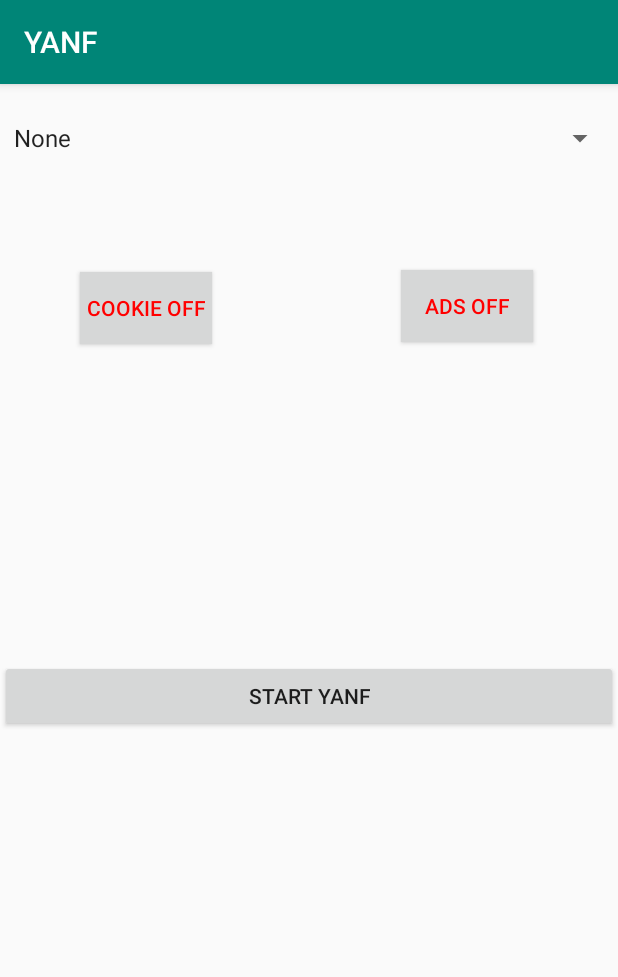
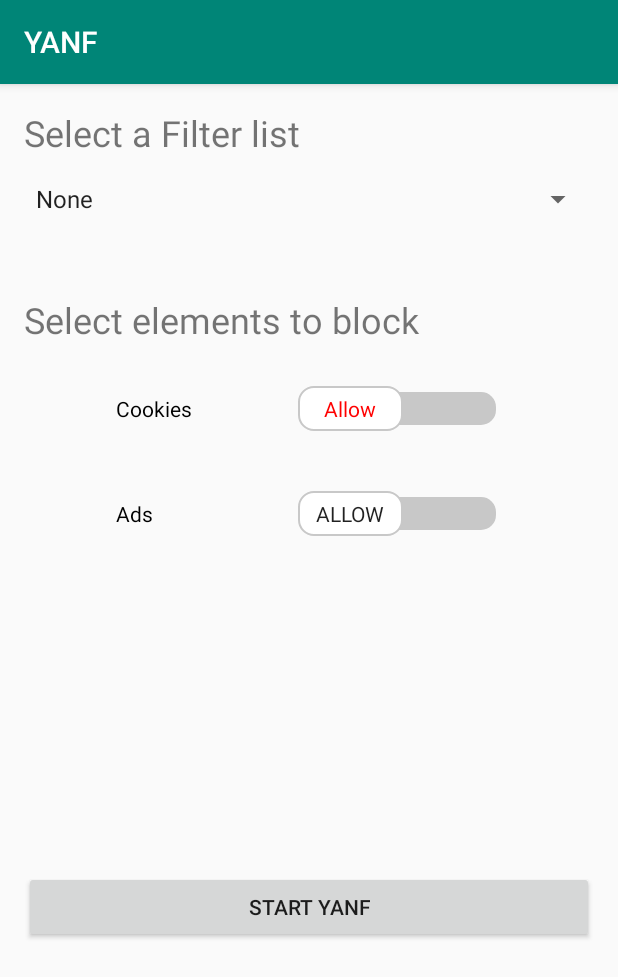
Before and after one commit to Vedsted/MobileSystemsProject, an Android app: the screen it shows after launch (MainActivity), on a phone screen of 412 x 824 dp. Shown: the top 977 px of the screen. Run offline under Robolectric (Android 15) with nearby library versions, the phone set to English and light mode, and no system bars; libraries missing offline, so code that uses them is left out: me.weishu.reflection; 5 statements that could not run were skipped.

Commit message:
WIP: UI polish

```diff
--- a/YetAnotherNetworkFilter/YANF/src/main/java/yanf/app/MainActivity.java
+++ b/YetAnotherNetworkFilter/YANF/src/main/java/yanf/app/MainActivity.java
@@ -55,7 +55,7 @@
 
         ((Spinner)findViewById(R.id.spinner)).setOnItemSelectedListener(this);
 
-        cookieButton = findViewById(R.id.cookieButton);
+        /*cookieButton = findViewById(R.id.cookieButton);
         cookieButton.setOnClickListener(v -> {
             Log.i("Cookie button ", "is clicked");
             cookieClicked = true;
@@ -66,7 +66,7 @@
             Log.i("Advertisement button ", "is clicked");
             adsClicked = true;
         });
-
+*/
         mNetBare = NetBare.get();
 
         mActionButton = findViewById(R.id.action);
--- /dev/null
+++ b/YetAnotherNetworkFilter/YANF/src/main/res/drawable/switch_selector.xml
@@ -0,0 +1,9 @@
+<?xml version="1.0" encoding="utf-8"?>
+<selector xmlns:android="http://schemas.android.com/apk/res/android">
+
+    <item android:drawable="@drawable/switch_thumb_on"
+        android:state_checked="true"/>
+    <item android:drawable="@drawable/switch_thumb_off"
+        android:state_checked="false"/>
+
+</selector>
--- /dev/null
+++ b/YetAnotherNetworkFilter/YANF/src/main/res/drawable/switch_thumb_off.xml
@@ -0,0 +1,13 @@
+<?xml version="1.0" encoding="utf-8"?>
+<layer-list xmlns:android="http://schemas.android.com/apk/res/android">
+    <item>
+        <shape android:shape="rectangle">
+            <stroke android:width="1dp" android:color="#C8C8C8"/>
+            <solid android:color="#ffffff" />
+            <size android:height="30dp"
+                android:width="70dp" />
+            -<corners android:radius="10dp"/>
+            <padding android:left="4dp" android:top="4dp" android:right="0dp" android:bottom="4dp" />
+        </shape>
+    </item>
+</layer-list>
--- /dev/null
+++ b/YetAnotherNetworkFilter/YANF/src/main/res/drawable/switch_thumb_on.xml
@@ -0,0 +1,13 @@
+<?xml version="1.0" encoding="utf-8"?>
+<layer-list xmlns:android="http://schemas.android.com/apk/res/android">
+    <item>
+        <shape android:shape="rectangle">
+            <stroke android:width="1dp" android:color="#C8C8C8"/>
+            <solid android:color="#363836"/>
+            <size android:height="30dp"
+                android:width="70dp" />
+            -<corners android:radius="10dp"/>
+            <padding android:left="4dp" android:top="4dp" android:right="0dp" android:bottom="4dp" />
+        </shape>
+    </item>
+</layer-list>
--- /dev/null
+++ b/YetAnotherNetworkFilter/YANF/src/main/res/drawable/switch_track.xml
@@ -0,0 +1,12 @@
+<?xml version="1.0" encoding="utf-8"?>
+<layer-list xmlns:android="http://schemas.android.com/apk/res/android">
+    <item>
+        <shape android:shape="rectangle">
+            <size android:height="20dp" android:width="100dp"/>
+            <stroke android:width="8dp" android:color="@android:color/transparent" />
+            <!-- Draw a 5dp width border around shape -->
+            <solid android:color="#C8C8C8"/>
+            <corners android:radius="10dp"/>
+        </shape>
+    </item>
+</layer-list>
--- a/YetAnotherNetworkFilter/YANF/src/main/res/layout/activity_main.xml
+++ b/YetAnotherNetworkFilter/YANF/src/main/res/layout/activity_main.xml
@@ -6,58 +6,96 @@
     android:layout_height="match_parent"
     tools:context=".MainActivity">
 
+
     <Button
         android:id="@+id/action"
         android:layout_width="0dp"
         android:layout_height="wrap_content"
+        android:layout_marginStart="16dp"
+        android:layout_marginTop="16dp"
+        android:layout_marginEnd="16dp"
         android:text="@string/start_yanf"
         app:layout_constraintBottom_toBottomOf="parent"
         app:layout_constraintEnd_toEndOf="parent"
         app:layout_constraintHorizontal_bias="1.0"
         app:layout_constraintStart_toStartOf="parent"
-        app:layout_constraintTop_toBottomOf="@+id/spinner" />
-
+        app:layout_constraintTop_toBottomOf="@+id/switch2" />
 
     <Spinner
         android:id="@+id/spinner"
-        android:layout_width="409dp"
+        android:layout_width="0dp"
         android:layout_height="wrap_content"
-        android:layout_marginTop="24dp"
+        android:layout_marginStart="16dp"
+        android:layout_marginTop="16dp"
+        android:layout_marginEnd="16dp"
         android:entries="@array/blacklist_categories"
+        app:layout_constraintEnd_toEndOf="parent"
+        app:layout_constraintHorizontal_bias="0.0"
+        app:layout_constraintStart_toStartOf="parent"
+        app:layout_constraintTop_toBottomOf="@+id/textView" />
+
+    <TextView
+        android:id="@+id/textView"
+        android:layout_width="0dp"
+        android:layout_height="wrap_content"
+        android:layout_marginStart="16dp"
+        android:layout_marginTop="16dp"
+        android:layout_marginEnd="16dp"
+        android:text="Select a Filter list"
+        android:textSize="24sp"
         app:layout_constraintEnd_toEndOf="parent"
         app:layout_constraintStart_toStartOf="parent"
         app:layout_constraintTop_toTopOf="parent" />
 
-    <ToggleButton
-        android:id="@+id/adsButton"
-        android:layout_width="wrap_content"
+    <TextView
+        android:id="@+id/textView2"
+        android:layout_width="0dp"
         android:layout_height="wrap_content"
-        android:layout_marginStart="138dp"
-        android:layout_marginTop="124dp"
-        android:background="#D6D7D7"
-        android:checked="false"
-        android:text="Advertisement"
-        android:textColor="@drawable/togglebuttoncolor"
-        android:textOff="Ads OFF"
-        android:textOn="Ads ON"
+        android:layout_marginStart="16dp"
+        android:layout_marginTop="52dp"
+        android:layout_marginEnd="16dp"
+        android:text="Select elements to block"
+        android:textSize="24sp"
         app:layout_constraintEnd_toEndOf="parent"
-        app:layout_constraintHorizontal_bias="0.697"
+        app:layout_constraintHorizontal_bias="0.0"
         app:layout_constraintStart_toStartOf="parent"
-        app:layout_constraintTop_toTopOf="parent" />
+        app:layout_constraintTop_toBottomOf="@+id/spinner" />
 
-    <ToggleButton
-        android:id="@+id/cookieButton"
-        android:layout_width="wrap_content"
-        android:layout_height="wrap_content"
-        android:layout_marginStart="53dp"
-        android:layout_marginTop="125dp"
-        android:background="#D6D7D7"
-        android:checked="false"
-        android:text="Cookie"
-        android:textColor="@drawable/togglebuttoncolor"
-        android:textOff="Cookie OFF"
-        android:textOn="Cookie ON"
+    <Switch
+        android:id="@+id/switch1"
+        android:layout_width="257dp"
+        android:layout_height="54dp"
+        android:layout_marginStart="16dp"
+        android:layout_marginTop="16dp"
+        android:layout_marginEnd="16dp"
+        android:scrollbarSize="4dp"
+        android:showText="true"
+        android:text="Cookies"
+        android:switchTextAppearance="@style/SwitchTextAppearance"
+        android:textOff="Allow"
+        android:textOn="Block"
+        android:thumb="@drawable/switch_selector"
+        android:track="@drawable/switch_track"
+        app:layout_constraintEnd_toEndOf="parent"
         app:layout_constraintStart_toStartOf="parent"
-        app:layout_constraintTop_toTopOf="parent" />
+        app:layout_constraintTop_toBottomOf="@+id/textView2" />
+
+    <Switch
+        android:id="@+id/switch2"
+        android:layout_width="257dp"
+        android:layout_height="54dp"
+        android:layout_marginStart="16dp"
+        android:layout_marginTop="16dp"
+        android:layout_marginEnd="16dp"
+        android:scrollbarSize="4dp"
+        android:showText="true"
+        android:text="Ads"
+        android:textOff="Allow"
+        android:textOn="Block"
+        android:thumb="@drawable/switch_selector"
+        android:track="@drawable/switch_track"
+        app:layout_constraintEnd_toEndOf="parent"
+        app:layout_constraintStart_toStartOf="parent"
+        app:layout_constraintTop_toBottomOf="@+id/switch1" />
 
 </android.support.constraint.ConstraintLayout>
--- /dev/null
+++ b/YetAnotherNetworkFilter/YANF/src/main/res/values/dimens.xml
@@ -0,0 +1,4 @@
+<?xml version="1.0" encoding="utf-8"?>
+<resources>
+    <dimen name="min_button_width">120dp</dimen>
+</resources>
--- a/YetAnotherNetworkFilter/YANF/src/main/res/values/styles.xml
+++ b/YetAnotherNetworkFilter/YANF/src/main/res/values/styles.xml
@@ -8,4 +8,9 @@
         <item name="colorAccent">@color/colorAccent</item>
     </style>
 
+    <!-- https://stackoverflow.com/questions/12706874/how-to-change-textcolor-of-switch-in-android -->
+    <style name="SwitchTextAppearance" parent="@android:style/TextAppearance.Holo.Small">
+        <item name="android:textColor">#ff0000</item>
+    </style>
+
 </resources>
```
